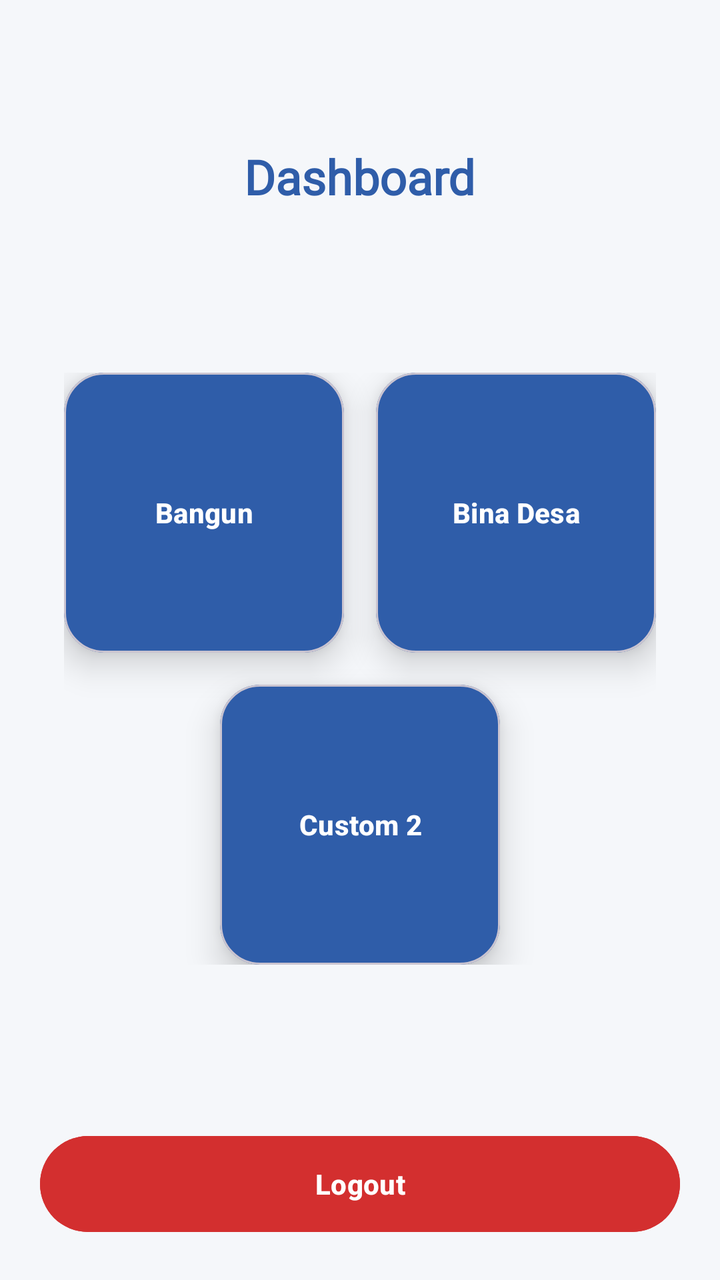
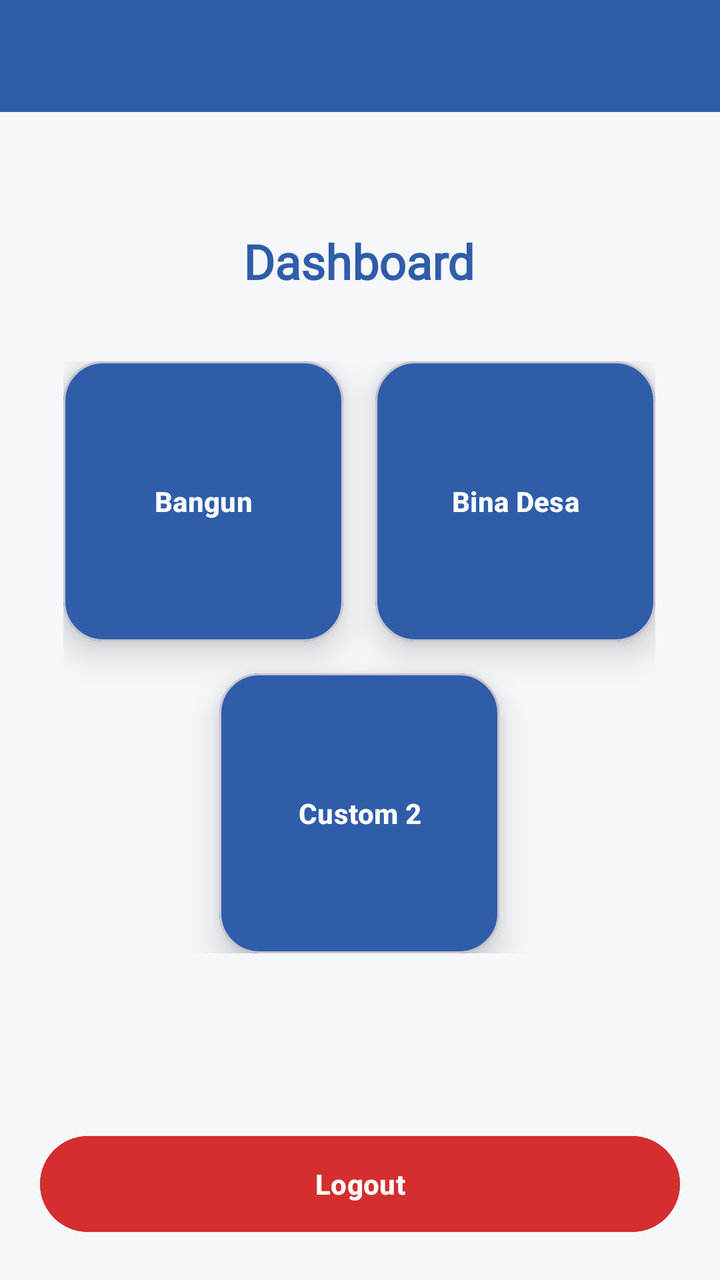

The first picture is an Android layout as it rendered before a commit; the second is the same layout after the commit. The layout source and the unified diff follow.
<!-- AndroidManifest.xml: application theme Theme.Nauraorbit -->
<!-- res/layout/activity_main.xml -->
<?xml version="1.0" encoding="utf-8"?>
<androidx.constraintlayout.widget.ConstraintLayout
    xmlns:android="http://schemas.android.com/apk/res/android"
    xmlns:app="http://schemas.android.com/apk/res-auto"
    android:id="@+id/main"
    android:layout_width="match_parent"
    android:layout_height="match_parent"
    android:background="@color/card">

    
    <TextView
        android:id="@+id/tvJudul"
        android:layout_width="wrap_content"
        android:layout_height="wrap_content"
        android:layout_marginTop="72dp"
        android:fontFamily="@font/poppins_bold"
        android:text="Dashboard"
        android:textColor="@color/primary"
        android:textSize="24sp"
        android:textStyle="bold"
        app:layout_constraintEnd_toEndOf="parent"
        app:layout_constraintStart_toStartOf="parent"
        app:layout_constraintTop_toTopOf="parent" />

    
    <androidx.constraintlayout.widget.ConstraintLayout
        android:id="@+id/gridMenu"
        android:layout_width="wrap_content"
        android:layout_height="wrap_content"
        app:layout_constraintTop_toBottomOf="@id/tvJudul"
        app:layout_constraintBottom_toTopOf="@id/btnLogout"
        app:layout_constraintStart_toStartOf="parent"
        app:layout_constraintEnd_toEndOf="parent">

        
        <com.google.android.material.card.MaterialCardView
            android:id="@+id/cardBangun"
            android:layout_width="140dp"
            android:layout_height="140dp"
            app:cardBackgroundColor="@color/primary"
            app:cardCornerRadius="20dp"
            app:cardElevation="10dp"
            app:layout_constraintStart_toStartOf="parent"
            app:layout_constraintTop_toTopOf="parent">

            <Button
                android:id="@+id/btnBangun"
                android:layout_width="match_parent"
                android:layout_height="match_parent"
                android:background="@android:color/transparent"
                android:text="Bangun"
                android:textColor="@color/white"
                android:textStyle="bold"/>
        </com.google.android.material.card.MaterialCardView>

        
        <com.google.android.material.card.MaterialCardView
            android:id="@+id/cardBinaDesa"
            android:layout_width="140dp"
            android:layout_height="140dp"
            android:layout_marginStart="16dp"
            app:cardBackgroundColor="@color/primary"
            app:cardCornerRadius="20dp"
            app:cardElevation="10dp"
            app:layout_constraintStart_toEndOf="@id/cardBangun"
            app:layout_constraintTop_toTopOf="@id/cardBangun">

            <Button
                android:id="@+id/btnBinaDesa"
                android:layout_width="match_parent"
                android:layout_height="match_parent"
                android:background="@android:color/transparent"
                android:text="Bina Desa"
                android:textColor="@color/white"
                android:textStyle="bold"/>
        </com.google.android.material.card.MaterialCardView>

        
        <com.google.android.material.card.MaterialCardView
            android:id="@+id/cardCustom2"
            android:layout_width="140dp"
            android:layout_height="140dp"
            android:layout_marginTop="16dp"
            app:cardBackgroundColor="@color/primary"
            app:cardCornerRadius="20dp"
            app:cardElevation="10dp"
            app:layout_constraintTop_toBottomOf="@id/cardBangun"
            app:layout_constraintStart_toStartOf="parent"
            app:layout_constraintEnd_toEndOf="parent">

            <Button
                android:id="@+id/btnCustom2"
                android:layout_width="match_parent"
                android:layout_height="match_parent"
                android:background="@android:color/transparent"
                android:text="Custom 2"
                android:textColor="@color/white"
                android:textStyle="bold"/>
        </com.google.android.material.card.MaterialCardView>

    </androidx.constraintlayout.widget.ConstraintLayout>

    
    <Button
        android:id="@+id/btnLogout"
        android:layout_width="0dp"
        android:layout_height="56dp"
        android:layout_margin="20dp"
        android:backgroundTint="#D32F2F"
        android:text="Logout"
        android:textColor="@color/white"
        android:textStyle="bold"
        app:layout_constraintBottom_toBottomOf="parent"
        app:layout_constraintStart_toStartOf="parent"
        app:layout_constraintEnd_toEndOf="parent" />

</androidx.constraintlayout.widget.ConstraintLayout>
<!-- resources referenced by this layout -->
<resources>
  <color name="card">#F5F7FA</color>
  <color name="primary">#2F5DA9</color>
  <color name="white">#FFFFFF</color>
  <style name="Theme.Nauraorbit" parent="Base.Theme.Nauraorbit" />
  <style name="Base.Theme.Nauraorbit" parent="Theme.Material3.DayNight.NoActionBar">
  
          
          <item name="colorPrimary">#1F3E73</item>
          <item name="colorOnPrimary">#FFFFFF</item>
  
          
          <item name="colorSecondary">#42A5F5</item>
  
          
          <item name="android:colorBackground">#FFFFFF</item>
  
      </style>
</resources>

<!-- the commit's change to res/layout/activity_main.xml (unified diff, before → after) -->
@@ -8,29 +8,55 @@
     android:background="@color/card">
 
     
+    <com.google.android.material.appbar.MaterialToolbar
+        android:id="@+id/toolbarDashboard"
+        android:layout_width="0dp"
+        android:layout_height="56dp"
+        android:background="@color/primary"
+        android:elevation="6dp"
+
+        android:title="Dashboard"
+        android:titleTextColor="@color/white"
+
+        app:titleCentered="false"
+
+        app:layout_constraintTop_toTopOf="parent"
+        app:layout_constraintStart_toStartOf="parent"
+        app:layout_constraintEnd_toEndOf="parent"/>
+
+    
+
+    
     <TextView
         android:id="@+id/tvJudul"
         android:layout_width="wrap_content"
         android:layout_height="wrap_content"
-        android:layout_marginTop="72dp"
+        android:layout_marginTop="24dp"
         android:fontFamily="@font/poppins_bold"
         android:text="Dashboard"
         android:textColor="@color/primary"
         android:textSize="24sp"
         android:textStyle="bold"
+
+        app:layout_constraintBottom_toBottomOf="parent"
         app:layout_constraintEnd_toEndOf="parent"
+        app:layout_constraintHorizontal_bias="0.498"
         app:layout_constraintStart_toStartOf="parent"
-        app:layout_constraintTop_toTopOf="parent" />
+        app:layout_constraintTop_toBottomOf="@id/toolbarDashboard"
+        app:layout_constraintVertical_bias="0.065" />
 
     
     <androidx.constraintlayout.widget.ConstraintLayout
         android:id="@+id/gridMenu"
         android:layout_width="wrap_content"
         android:layout_height="wrap_content"
+
+        app:layout_constraintBottom_toTopOf="@id/btnLogout"
+        app:layout_constraintEnd_toEndOf="parent"
+        app:layout_constraintHorizontal_bias="0.495"
+        app:layout_constraintStart_toStartOf="parent"
         app:layout_constraintTop_toBottomOf="@id/tvJudul"
-        app:layout_constraintBottom_toTopOf="@id/btnLogout"
-        app:layout_constraintStart_toStartOf="parent"
-        app:layout_constraintEnd_toEndOf="parent">
+        app:layout_constraintVertical_bias="0.279">
 
         
         <com.google.android.material.card.MaterialCardView
@@ -50,7 +76,7 @@
                 android:background="@android:color/transparent"
                 android:text="Bangun"
                 android:textColor="@color/white"
-                android:textStyle="bold"/>
+                android:textStyle="bold" />
         </com.google.android.material.card.MaterialCardView>
 
         
@@ -72,7 +98,7 @@
                 android:background="@android:color/transparent"
                 android:text="Bina Desa"
                 android:textColor="@color/white"
-                android:textStyle="bold"/>
+                android:textStyle="bold" />
         </com.google.android.material.card.MaterialCardView>
 
         
@@ -84,9 +110,9 @@
             app:cardBackgroundColor="@color/primary"
             app:cardCornerRadius="20dp"
             app:cardElevation="10dp"
-            app:layout_constraintTop_toBottomOf="@id/cardBangun"
+            app:layout_constraintEnd_toEndOf="parent"
             app:layout_constraintStart_toStartOf="parent"
-            app:layout_constraintEnd_toEndOf="parent">
+            app:layout_constraintTop_toBottomOf="@id/cardBangun">
 
             <Button
                 android:id="@+id/btnCustom2"
@@ -95,23 +121,24 @@
                 android:background="@android:color/transparent"
                 android:text="Custom 2"
                 android:textColor="@color/white"
-                android:textStyle="bold"/>
+                android:textStyle="bold" />
         </com.google.android.material.card.MaterialCardView>
 
     </androidx.constraintlayout.widget.ConstraintLayout>
 
-    
     <Button
         android:id="@+id/btnLogout"
         android:layout_width="0dp"
         android:layout_height="56dp"
         android:layout_margin="20dp"
+        android:layout_marginBottom="16dp"
         android:backgroundTint="#D32F2F"
         android:text="Logout"
         android:textColor="@color/white"
+
         android:textStyle="bold"
         app:layout_constraintBottom_toBottomOf="parent"
-        app:layout_constraintStart_toStartOf="parent"
-        app:layout_constraintEnd_toEndOf="parent" />
+        app:layout_constraintEnd_toEndOf="parent"
+        app:layout_constraintStart_toStartOf="parent" />
 
 </androidx.constraintlayout.widget.ConstraintLayout>
